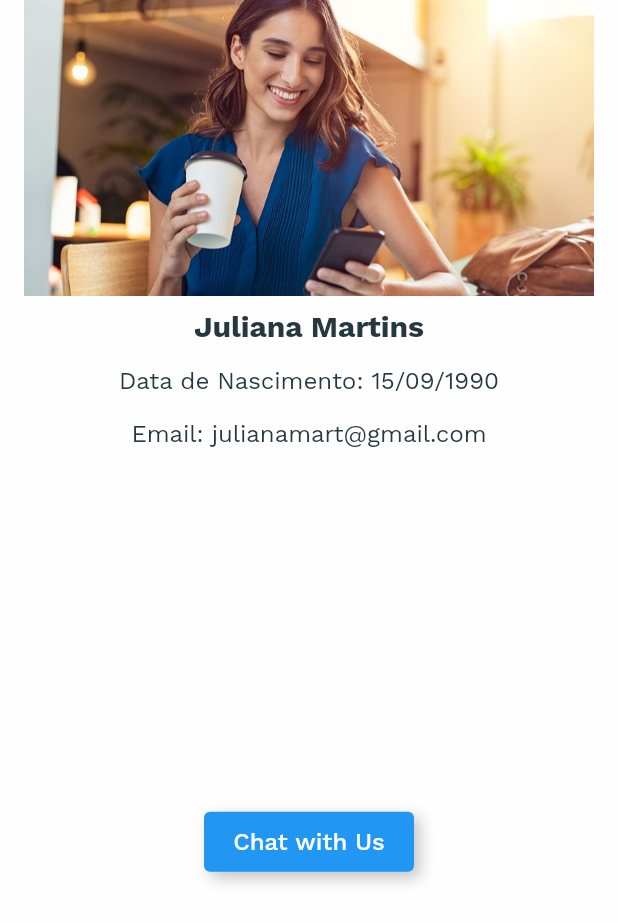
After one commit to carlos1521/objetos_aprendizagem, a Flutter app: the PerfilScreen screen opened directly, on a phone screen of 412 x 824 dp. The commit adds this screen. Shown: the top 923 px of the screen. Run offline on Flutter 3.47's test engine with Material 2 defaults, Android fonts, the phone set to English and light mode, and no system bars; our stand-ins replace font_awesome_flutter, smooth_star_rating.

```diff
--- a/lib/customDrawer/homeDrawer.dart
+++ b/lib/customDrawer/homeDrawer.dart
@@ -29,10 +29,8 @@ class _HomeDrawerState extends State<HomeDrawer> {
         icon: new Icon(Icons.home),
       ),
       DrawerList(
-        index: DrawerIndex.Help,
+        index: DrawerIndex.Perfil,
         labelName: 'Perfil',
-        //isAssetsImage: true,
-        //imageName: "assets/images/supportIcon.png",
         icon: new Icon(Icons.person),
       ),
       DrawerList(
@@ -286,7 +284,7 @@ class _HomeDrawerState extends State<HomeDrawer> {
 enum DrawerIndex {
   HOME,
   FeedBack,
-  Help,
+  Perfil,
   Share,
   About,
   Invite,
--- a/lib/designCourse/homeDesignCourse.dart
+++ b/lib/designCourse/homeDesignCourse.dart
@@ -75,22 +75,22 @@ class _DesignCourseHomeScreenState extends State<DesignCourseHomeScreen> {
             children: <Widget>[
               getButtonUI(CategoryType.videos, categoryType == CategoryType.videos),
               SizedBox(
-                width: 16,
+                width: 8,
               ),
               getButtonUI(
                   CategoryType.livros, categoryType == CategoryType.livros),
               SizedBox(
-                width: 16,
+                width: 8,
               ),
               getButtonUI(
                   CategoryType.artigos, categoryType == CategoryType.artigos),
               SizedBox(
-                width: 16,
+                width: 8,
               ),
               getButtonUI(
                   CategoryType.audios, categoryType == CategoryType.audios),
               SizedBox(
-                width: 16,
+                width: 8,
               ),
               getButtonUI(
                   CategoryType.games, categoryType == CategoryType.games),
--- a/lib/navigationHomeScreen.dart
+++ b/lib/navigationHomeScreen.dart
@@ -2,7 +2,8 @@ import 'package:best_flutter_ui_templates/appTheme.dart';
 import 'package:best_flutter_ui_templates/customDrawer/drawerUserController.dart';
 import 'package:best_flutter_ui_templates/customDrawer/homeDrawer.dart';
 import 'package:best_flutter_ui_templates/feedbackScreen.dart';
-import 'package:best_flutter_ui_templates/helpScreen.dart';
+//import 'package:best_flutter_ui_templates/helpScreen.dart';
+import 'package:best_flutter_ui_templates/perfilScreen.dart';
 import 'package:best_flutter_ui_templates/homeScreen.dart';
 import 'package:best_flutter_ui_templates/inviteFriendScreen.dart';
 import 'package:flutter/material.dart';
@@ -56,9 +57,9 @@ class _NavigationHomeScreenState extends State<NavigationHomeScreen> {
         setState(() {
           screenView = MyHomePage();
         });
-      } else if (drawerIndex == DrawerIndex.Help) {
+      } else if (drawerIndex == DrawerIndex.Perfil) {
         setState(() {
-          screenView = HelpScreen();
+          screenView = PerfilScreen();
         });
       } else if (drawerIndex == DrawerIndex.FeedBack) {
         setState(() {
--- /dev/null
+++ b/lib/perfilScreen.dart
@@ -0,0 +1,107 @@
+import 'package:best_flutter_ui_templates/appTheme.dart';
+import 'package:flutter/material.dart';
+
+class PerfilScreen extends StatefulWidget {
+  @override
+  _PerfilScreenState createState() => _PerfilScreenState();
+}
+
+class _PerfilScreenState extends State<PerfilScreen> {
+  @override
+  void initState() {
+    super.initState();
+  }
+
+  @override
+  Widget build(BuildContext context) {
+    return Container(
+      color: AppTheme.nearlyWhite,
+      child: SafeArea(
+        top: false,
+        child: Scaffold(
+          backgroundColor: AppTheme.nearlyWhite,
+          body: Column(
+            children: <Widget>[
+              Container(
+                padding: EdgeInsets.only(
+                    top: MediaQuery.of(context).padding.top,
+                    left: 16,
+                    right: 16),
+                child: Image.asset("assets/images/user_woman.jpg"),
+              ),
+              Container(
+                padding: EdgeInsets.only(top: 8),
+                child: Text(
+                  'Juliana Martins',
+                  style: TextStyle(
+                    fontSize: 20,
+                    fontWeight: FontWeight.bold,
+                  ),
+                ),
+              ),
+              Container(
+                padding: EdgeInsets.only(top: 16),
+                child: Text(
+                  "Data de Nascimento: 15/09/1990",
+                  textAlign: TextAlign.center,
+                  style: TextStyle(
+                    fontSize: 16,
+                  ),
+                ),
+              ),
+              Container(
+                padding: EdgeInsets.only(top: 16),
+                child: Text(
+                  "Email: julianamart@gmail.com",
+                  textAlign: TextAlign.center,
+                  style: TextStyle(
+                    fontSize: 16,
+                  ),
+                ),
+              ),
+              Expanded(
+                child: Padding(
+                  padding: const EdgeInsets.all(8.0),
+                  child: Center(
+                    child: Container(
+                      width: 140,
+                      height: 40,
+                      decoration: BoxDecoration(
+                        color: Colors.blue,
+                        borderRadius: BorderRadius.all(Radius.circular(4.0)),
+                        boxShadow: <BoxShadow>[
+                          BoxShadow(
+                              color: Colors.grey.withOpacity(0.6),
+                              offset: Offset(4, 4),
+                              blurRadius: 8.0),
+                        ],
+                      ),
+                      child: Material(
+                        color: Colors.transparent,
+                        child: InkWell(
+                          onTap: () {},
+                          child: Center(
+                            child: Padding(
+                              padding: const EdgeInsets.all(4.0),
+                              child: Text(
+                                'Chat with Us',
+                                style: TextStyle(
+                                  fontWeight: FontWeight.w500,
+                                  color: Colors.white,
+                                ),
+                              ),
+                            ),
+                          ),
+                        ),
+                      ),
+                    ),
+                  ),
+                ),
+              )
+            ],
+          ),
+        ),
+      ),
+    );
+  }
+}
--- a/pubspec.yaml
+++ b/pubspec.yaml
@@ -1,5 +1,7 @@
 name: best_flutter_ui_templates
 description: A new Flutter project.
+#name: OApp
+#description: Aplicativo de Recomendacao de Objetos de Aprendizagem.
 
 # The following defines the version and build number for your application.
 # A version number is three numbers separated by dots, like 1.2.43
```
